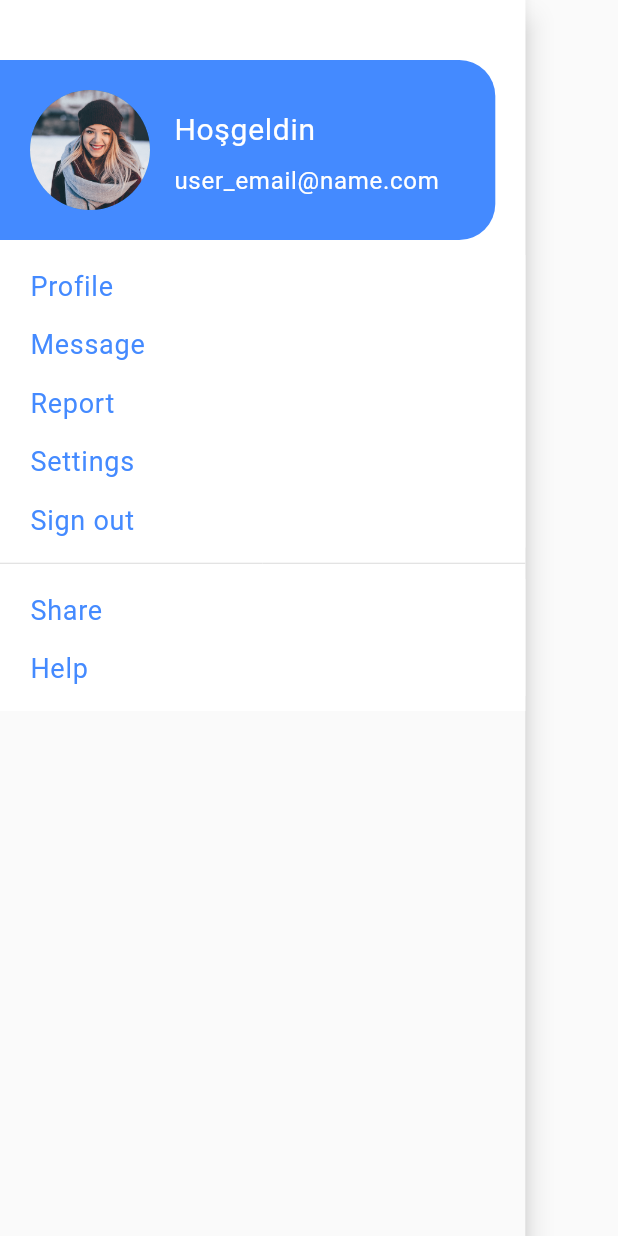
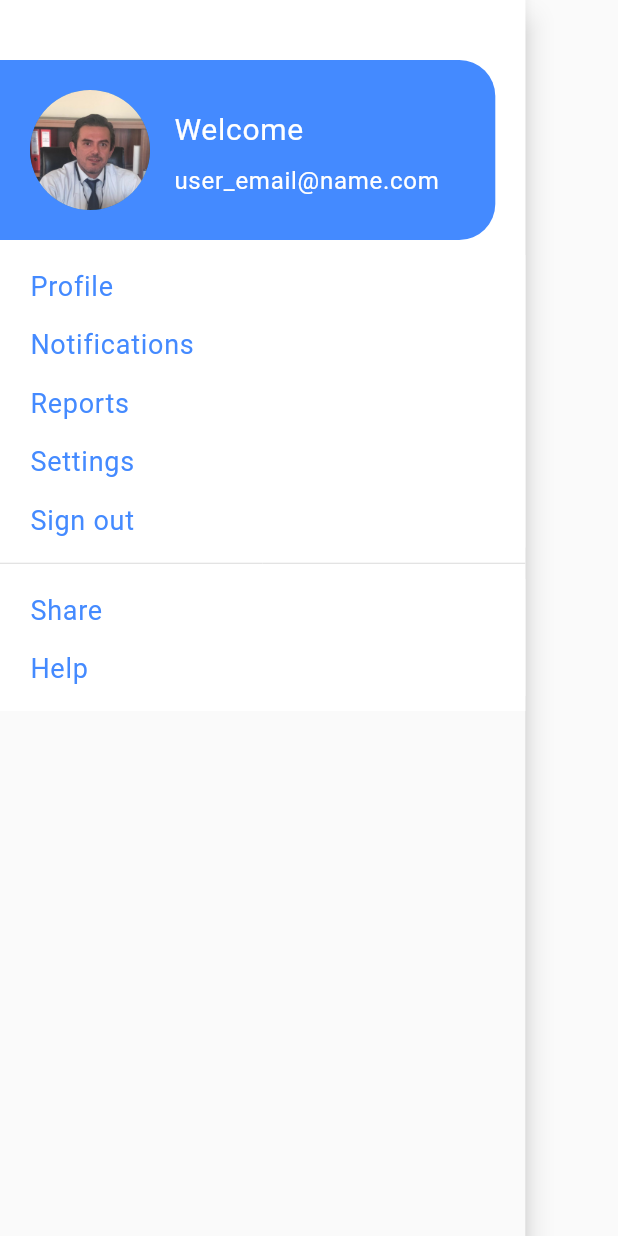
Before and after one commit to balabanferhat/FlutterGetXWithNavigation, a Flutter app: what leftNavi() shows on an empty page, opened directly, on a phone screen of 412 x 824 dp. Run offline on Flutter 3.47's test engine with Material 2 defaults, Android fonts, the phone set to English and light mode, and no system bars; our stand-ins replace dio, get, get_storage; accounts and stored records are empty; Roboto replaces fonts that are missing (Bold, Medium, Regular).

Commit message:
left navi translation and ss

```diff
--- a/lib/lang/en.dart
+++ b/lib/lang/en.dart
@@ -10,6 +10,16 @@ english() {
     'password': 'Password',
     'remember_me': 'Remember me',
     'forgot_pass': 'Forgot password',
+
+    /* left navi */
+    'left_welcome': 'Welcome ',
+    'left_profile': 'Profile',
+    'left_noti': 'Notifications',
+    'left_reports': 'Reports',
+    'left_settings': 'Settings',
+    'left_signout': 'Sign out',
+    'left_share': 'Share',
+    'left_help': 'Help',
     /* end  */
   };
 }
--- a/lib/lang/tr.dart
+++ b/lib/lang/tr.dart
@@ -10,6 +10,17 @@ turkish() {
     'password': 'Şifre',
     'remember_me': 'Beni hatırla',
     'forgot_pass': 'Şifremi unuttum',
+
+    /* left navi */
+    'left_welcome': 'Hoşgeldin ',
+    'left_profile': 'Profil',
+    'left_noti': 'Bilirimler',
+    'left_reports': 'Raporlar',
+    'left_settings': 'Ayarlar',
+    'left_signout': 'Çıkış',
+    'left_share': 'Paylaş',
+    'left_help': 'Yardım',
+
     /* end  */
   };
 }
--- a/lib/navi/left_navi.dart
+++ b/lib/navi/left_navi.dart
@@ -10,7 +10,6 @@ import 'package:get_x_with_nav/utils/widgets.dart';
 Widget getDrawerItem(String icon, String name, int pos) {
   return GestureDetector(
     onTap: () {
-
       print("logout clicked....");
       GetStorage().write("myUser", "");
       Get.toNamed(Routes.LOGIN);
@@ -33,34 +32,6 @@ Widget getDrawerItem(String icon, String name, int pos) {
       ),
     ),
   );
-}
-
-Widget leftNavi_old(String name) {
-  return Drawer(
-      child: ListView(
-    children: [
-      DrawerHeader(
-        child: Text("Hoşgeldin " + name),
-        decoration: BoxDecoration(color: Colors.blueAccent),
-      ),
-      ListTile(
-        title: Text("Ana Sayfa"),
-        onTap: () {},
-      ),
-      ListTile(
-        title: Text("Hakkımızda"),
-        onTap: () {},
-      ),
-      ListTile(
-        title: Text("Çıkış"),
-        onTap: () {
-          print("logout clicked....");
-          GetStorage().write("myUser", "");
-          Get.toNamed(Routes.LOGIN);
-        },
-      )
-    ],
-  ));
 }
 
 Widget leftNavi(String name) {
@@ -99,7 +70,7 @@ Widget leftNavi(String name) {
                               crossAxisAlignment: CrossAxisAlignment.start,
                               mainAxisAlignment: MainAxisAlignment.center,
                               children: <Widget>[
-                                text("Hoşgeldin  " + name,
+                                text("left_welcome".tr + name,
                                     textColor: white,
                                     fontFamily: fontBold,
                                     fontSize: textSizeNormal),
@@ -114,16 +85,16 @@ Widget leftNavi(String name) {
                     ),
                   )),
               SizedBox(height: 10),
-              getDrawerItem("t2_user", "Profile", 1),
-              getDrawerItem("t2_chat", "Message", 2),
-              getDrawerItem("t2_report", "Report", 3),
-              getDrawerItem("t2_settings", "Settings", 4),
-              getDrawerItem("t2_logout", "Sign out", 5),
+              getDrawerItem("t2_user", "left_profile".tr, 1),
+              getDrawerItem("t2_chat", "left_noti".tr, 2),
+              getDrawerItem("t2_report", "left_reports".tr, 3),
+              getDrawerItem("t2_settings", "left_settings".tr, 4),
+              getDrawerItem("t2_logout", "left_signout".tr, 5),
               SizedBox(height: 10),
               Divider(color: view_color, height: 1),
               SizedBox(height: 10),
-              getDrawerItem("t2_share", "Share", 6),
-              getDrawerItem("t2_help", "Help", 7),
+              getDrawerItem("t2_share", "left_share".tr, 6),
+              getDrawerItem("t2_help", "left_help".tr, 7),
               SizedBox(height: 10),
             ],
           ),
--- a/lib/utils/images.dart
+++ b/lib/utils/images.dart
@@ -1,2 +1,2 @@
 const t1_ic_ring = "images/t1_ic_ring.png";
-const t2_profile = "images/ex_profile.png";
+const t2_profile = "images/profile.jpg";
```
Also changed, not shown: images/ex_profile.png (deleted), images/profile.jpg (added), ss/ss_home.png (added), ss/ss_left_navi.png (added), ss/ss_login.png (added), ss/ss_other.png (added).
